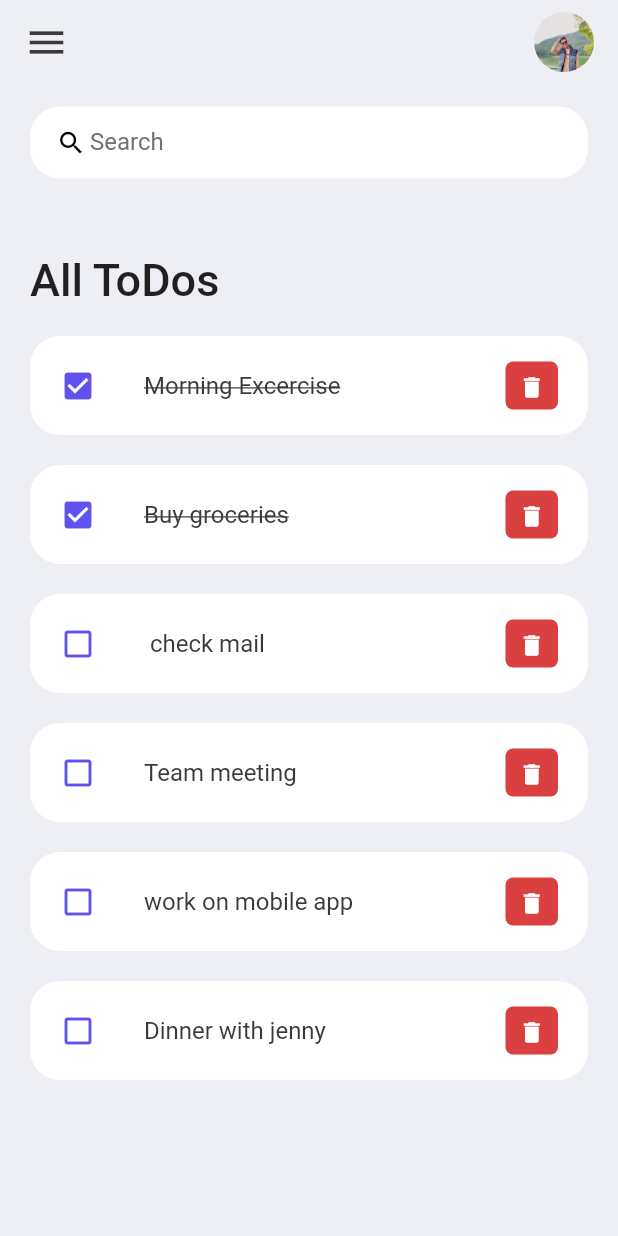
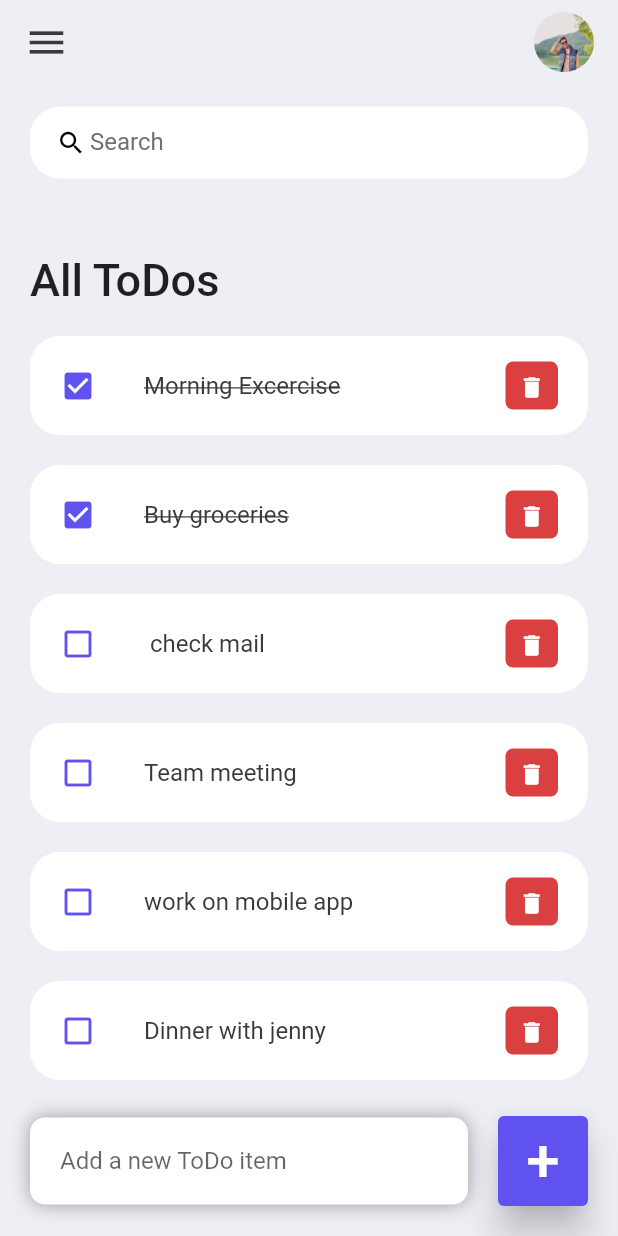
Before and after one commit to bibek-in-github/flutter-to-do-list, a Flutter app: the screen it shows after launch, on a phone screen of 412 x 824 dp. Run offline on Flutter 3.47's test engine with Material 2 defaults, Android fonts, the phone set to English and light mode, and no system bars.

Commit message:
feat:add todoItem section using stack

```diff
--- a/lib/src/screens/home.dart
+++ b/lib/src/screens/home.dart
@@ -14,7 +14,9 @@ class Home extends StatelessWidget {
     return Scaffold(
       backgroundColor: tdBGColor,
       appBar: _buildAppBar(),
-      body: Container(
+      body: Stack(
+        children: [
+          Container(
             padding: const EdgeInsetsDirectional.symmetric(
                 horizontal: 20.0, vertical: 15.0),
             child: Column(
@@ -33,15 +35,64 @@ class Home extends StatelessWidget {
                           ),
                         ),
                       ),
-
-                  for( ToDo todo in todoList)
-                  ToDoItem(todo: todo,),
-
+                      for (ToDo todo in todoList)
+                        ToDoItem(
+                          todo: todo,
+                        ),
                     ],
                   ),
                 ),
               ],
             ),
+          ),
+          Align(
+            alignment: Alignment.bottomCenter,
+            child: Row(
+              children: [
+                Expanded(
+                  child: Container(
+                    margin: const EdgeInsets.only(
+                        bottom: 20.0, right: 20.0, left: 20.0),
+                    padding: const EdgeInsets.symmetric(
+                        horizontal: 20.0, vertical: 5.0),
+                    decoration: BoxDecoration(
+                        color: Colors.white,
+                        boxShadow: [
+                          const BoxShadow(
+                            color: Colors.grey,
+                            offset: Offset(0.0, 0.0),
+                            blurRadius: 10.0,
+                            spreadRadius: 0.0,
+                          ),
+                        ],
+                        borderRadius: BorderRadius.circular(10.0)),
+                    child: TextField(
+                      decoration: InputDecoration(
+                        hintText: 'Add a new ToDo item',
+                        border: InputBorder.none,
+                      ),
+                    ),
+                  ),
+                ),
+                Container(
+                  margin: const EdgeInsets.only(bottom: 20.0, right: 20.0),
+                  child: ElevatedButton(
+                    onPressed: () {},
+                    child: Text(
+                      '+',
+                      style: TextStyle(fontSize: 40.0),
+                    ),
+                    style: ElevatedButton.styleFrom(
+                      primary: tdBlue,
+                      minimumSize: Size(60.0, 60.0),
+                      elevation: 10.0,
+                    ),
+                  ),
+                ),
+              ],
+            ),
+          ),
+        ],
       ),
     );
   }
```
Lines whose indentation alone changed are shown as unchanged.
